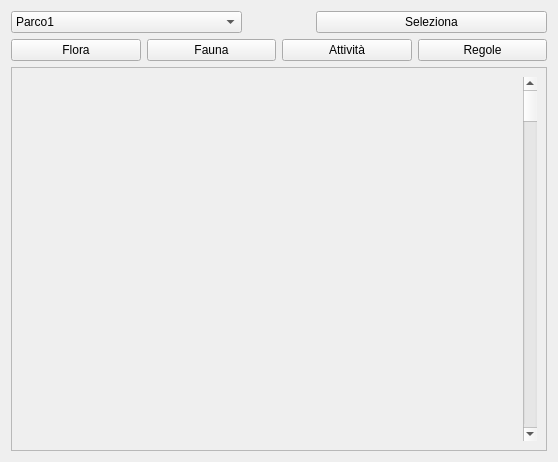
Before: the Qt Designer form GUI/main.ui in Matt-ez/EcoGuida, drawn with Qt 5.
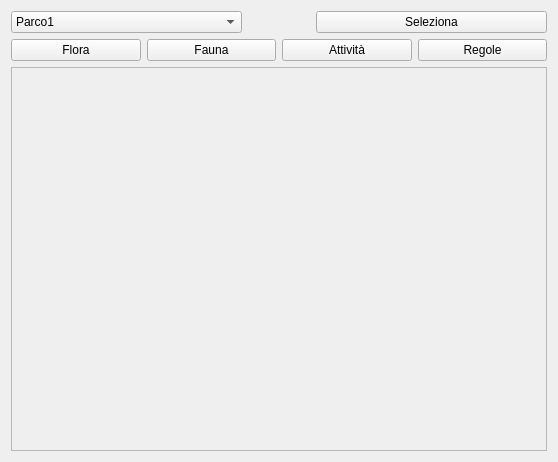
After: the same form once the commit is applied.

```diff
--- a/GUI/main.ui
+++ b/GUI/main.ui
@@ -94,6 +94,9 @@
    </item>
    <item>
     <widget class="QScrollArea" name="scrollArea_2">
+     <property name="verticalScrollBarPolicy">
+      <enum>Qt::ScrollBarAsNeeded</enum>
+     </property>
      <property name="widgetResizable">
       <bool>true</bool>
      </property>
@@ -102,15 +105,15 @@
        <rect>
         <x>0</x>
         <y>0</y>
-        <width>544</width>
-        <height>399</height>
+        <width>538</width>
+        <height>380</height>
        </rect>
       </property>
       <layout class="QVBoxLayout" name="verticalLayout_2">
-       <item alignment="Qt::AlignRight">
-        <widget class="QScrollBar" name="verticalScrollBar_2">
-         <property name="orientation">
-          <enum>Qt::Vertical</enum>
+       <item>
+        <widget class="QLabel" name="label">
+         <property name="text">
+          <string/>
          </property>
         </widget>
        </item>
```
